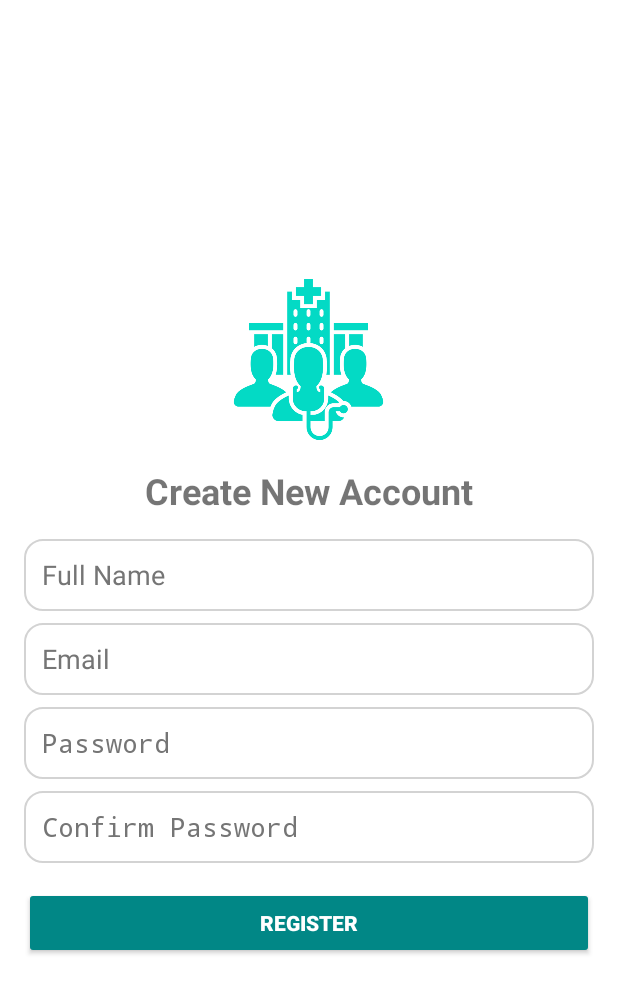
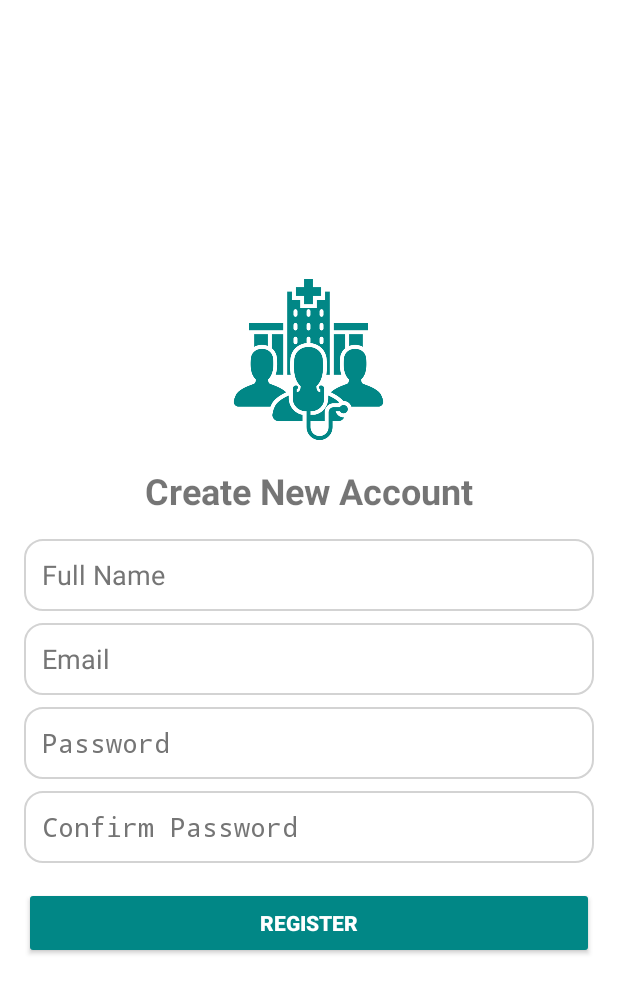
Before and after one commit to iamsadiashakil/StaffApp, an Android app: the CreateAccountActivity screen opened directly, with no data from a screen before it, on a phone screen of 412 x 824 dp. Shown: the top 993 px of the screen. Run offline under Robolectric (Android 15) with nearby library versions, the phone set to English and light mode, and no system bars.

Commit message:
fixed icon color

```diff
--- a/app/src/main/res/drawable/staff_res.xml
+++ b/app/src/main/res/drawable/staff_res.xml
@@ -1,5 +1,5 @@
 <?xml version="1.0" encoding="utf-8"?>
 <bitmap xmlns:android="http://schemas.android.com/apk/res/android"
     android:src="@drawable/staff_icon"
-    android:tint="@color/teal_200"
+    android:tint="@color/primary"
     android:tintMode="src_in" />
```
Also changed, not shown: 1 other file.
